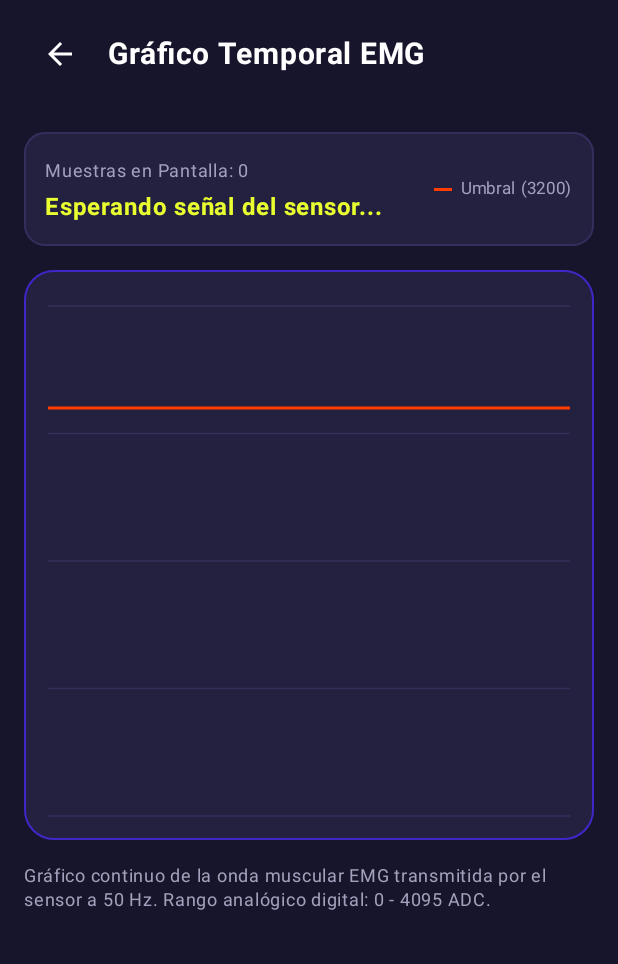
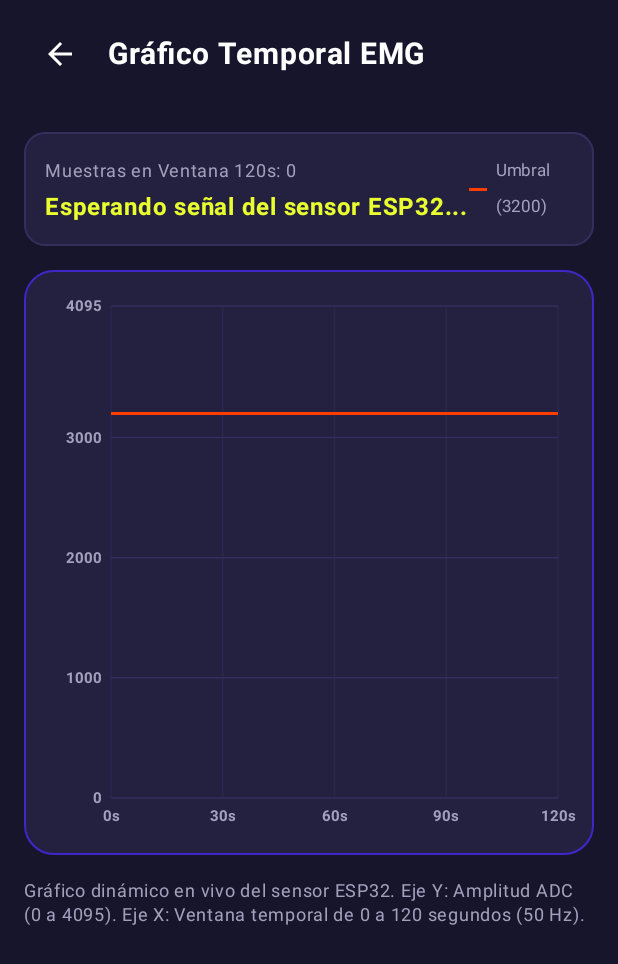
Before and after one commit to herediamilcar-glitch/LessionAmilcar, an Android app built with Jetpack Compose: the ChartScreen screen opened through its navigation route, on a phone screen of 412 x 824 dp. Shown: the top 964 px of the screen. Run offline under Robolectric (Android 15) with nearby library versions, the phone set to English and light mode, and no system bars; our stand-ins replace Room's generated code.

Commit message:
Configure EMG chart axes: Y axis 0 to 4095 ADC, X axis 0 to 120 seconds with gridlines and labels

```diff
--- a/app/src/main/java/com/example/lession/ui/screens/ChartScreen.kt
+++ b/app/src/main/java/com/example/lession/ui/screens/ChartScreen.kt
@@ -25,7 +25,10 @@ import androidx.compose.ui.graphics.Color
 import androidx.compose.ui.graphics.Path
 import androidx.compose.ui.graphics.StrokeCap
 import androidx.compose.ui.graphics.drawscope.Stroke
+import androidx.compose.ui.text.TextStyle
+import androidx.compose.ui.text.drawText
 import androidx.compose.ui.text.font.FontWeight
+import androidx.compose.ui.text.rememberTextMeasurer
 import androidx.compose.ui.unit.dp
 import androidx.compose.ui.unit.sp
 import com.example.lession.ble.EmgReading
@@ -69,12 +72,12 @@ fun ChartScreen(
                 ) {
                     Column {
                         Text(
-                            text = "Muestras en Pantalla: ${readings.size}",
+                            text = "Muestras en Ventana 120s: ${readings.size}",
                             fontSize = 12.sp,
                             color = LessionTextMuted,
                         )
                         Text(
-                            text = if (readings.isNotEmpty()) "Lectura Sensor: ${readings.last().adcValue} ADC" else "Esperando señal del sensor...",
+                            text = if (readings.isNotEmpty()) "Sensor: ${readings.last().adcValue} ADC" else "Esperando señal del sensor ESP32...",
                             fontSize = 16.sp,
                             fontWeight = FontWeight.Bold,
                             color = LessionLimeAccent,
@@ -100,11 +103,11 @@ fun ChartScreen(
 
             Spacer(modifier = Modifier.height(16.dp))
 
-            // Canvas Line Chart Box
+            // Canvas Line Chart Box with labeled X and Y axes
             Card(
                 modifier = Modifier
                     .fillMaxWidth()
-                    .height(380.dp),
+                    .height(390.dp),
                 colors = CardDefaults.cardColors(containerColor = LessionCardDark),
                 shape = RoundedCornerShape(20.dp),
                 border = androidx.compose.foundation.BorderStroke(1.dp, LessionPurplePrimary),
@@ -112,7 +115,7 @@ fun ChartScreen(
                 Box(
                     modifier = Modifier
                         .fillMaxSize()
-                        .padding(16.dp)
+                        .padding(12.dp)
                 ) {
                     EmgLineCanvasChart(
                         readings = readings,
@@ -126,7 +129,7 @@ fun ChartScreen(
 
             // Chart Guidance
             Text(
-                text = "Gráfico continuo de la onda muscular EMG transmitida por el sensor a 50 Hz. Rango analógico digital: 0 - 4095 ADC.",
+                text = "Gráfico dinámico en vivo del sensor ESP32. Eje Y: Amplitud ADC (0 a 4095). Eje X: Ventana temporal de 0 a 120 segundos (50 Hz).",
                 fontSize = 12.sp,
                 color = LessionTextMuted,
                 lineHeight = 16.sp,
@@ -141,45 +144,106 @@ fun EmgLineCanvasChart(
     alertThreshold: Int,
     modifier: Modifier = Modifier,
 ) {
+    val textMeasurer = rememberTextMeasurer()
+
     Canvas(modifier = modifier) {
-        val width = size.width
-        val height = size.height
+        val fullWidth = size.width
+        val fullHeight = size.height
 
-        // Draw Background Gridlines (0, 1000, 2000, 3000, 4000)
-        val gridLevels = listOf(0, 1000, 2000, 3000, 4000)
-        gridLevels.forEach { level ->
-            val y = height - (level / 4095f) * height
+        // Axis paddings
+        val paddingLeft = 46.dp.toPx()
+        val paddingBottom = 26.dp.toPx()
+        val paddingTop = 12.dp.toPx()
+        val paddingRight = 12.dp.toPx()
+
+        val chartWidth = fullWidth - paddingLeft - paddingRight
+        val chartHeight = fullHeight - paddingTop - paddingBottom
+
+        val axisTextStyle = TextStyle(
+            color = LessionTextMuted,
+            fontSize = 10.sp,
+            fontWeight = FontWeight.Bold,
+        )
+
+        // 1. Draw Y-Axis Gridlines & Labels (0, 1000, 2000, 3000, 4095 ADC)
+        val yGridLevels = listOf(0, 1000, 2000, 3000, 4095)
+        yGridLevels.forEach { level ->
+            val normY = level / 4095f
+            val y = paddingTop + chartHeight * (1f - normY)
+
+            // Horizontal Gridline
             drawLine(
                 color = LessionCardBorder,
-                start = Offset(0f, y),
-                end = Offset(width, y),
+                start = Offset(paddingLeft, y),
+                end = Offset(paddingLeft + chartWidth, y),
                 strokeWidth = 1.dp.toPx(),
+            )
+
+            // Y-Axis Text Label
+            val labelText = "$level"
+            val textLayout = textMeasurer.measure(labelText, style = axisTextStyle)
+            drawText(
+                textLayoutResult = textLayout,
+                topLeft = Offset(paddingLeft - textLayout.size.width - 6.dp.toPx(), y - textLayout.size.height / 2f)
+            )
+        }
+
+        // 2. Draw X-Axis Labels (0s, 30s, 60s, 90s, 120s)
+        val xTimeTicks = listOf("0s", "30s", "60s", "90s", "120s")
+        val tickCount = xTimeTicks.size
+        xTimeTicks.forEachIndexed { index, tickText ->
+            val fraction = index / (tickCount - 1).toFloat()
+            val x = paddingLeft + chartWidth * fraction
+
+            // Vertical Gridline
+            drawLine(
+                color = LessionCardBorder.copy(alpha = 0.5f),
+                start = Offset(x, paddingTop),
+                end = Offset(x, paddingTop + chartHeight),
+                strokeWidth = 1.dp.toPx(),
+            )
+
+            // X-Axis Text Label
+            val textLayout = textMeasurer.measure(tickText, style = axisTextStyle)
+            drawText(
+                textLayoutResult = textLayout,
+                topLeft = Offset(x - textLayout.size.width / 2f, paddingTop + chartHeight + 6.dp.toPx())
             )
         }
 
         // Draw Threshold Line (Alert Red)
-        val thresholdY = height - (alertThreshold / 4095f) * height
+        val thresholdNormY = alertThreshold / 4095f
+        val thresholdY = paddingTop + chartHeight * (1f - thresholdNormY)
         drawLine(
             color = LessionAlertRed,
-            start = Offset(0f, thresholdY),
-            end = Offset(width, thresholdY),
+            start = Offset(paddingLeft, thresholdY),
+            end = Offset(paddingLeft + chartWidth, thresholdY),
             strokeWidth = 2.dp.toPx(),
         )
 
         if (readings.size < 2) return@Canvas
 
-        val stepX = width / (readings.size - 1).coerceAtLeast(1)
+        // 3. Map Waveform Points across the 120s Window
         val path = Path()
         val fillPath = Path()
 
+        val firstTimestamp = readings.first().timestampMs
+
         readings.forEachIndexed { index, reading ->
-            val x = index * stepX
-            val normalizedY = (reading.adcValue / 4095f).coerceIn(0f, 1f)
-            val y = height - (normalizedY * height)
+            val elapsedSec = ((reading.timestampMs - firstTimestamp) / 1000f).coerceIn(0f, 120f)
+            val fractionX = if (readings.size == 1) 0f else (elapsedSec / 120f).coerceIn(0f, 1f)
+
+            // Also fallback to index-based distribution if timestamp range is short
+            val indexFractionX = index / (readings.size - 1).toFloat()
+            val finalFractionX = if (readings.last().timestampMs - firstTimestamp < 1000) indexFractionX else fractionX
+
+            val x = paddingLeft + chartWidth * finalFractionX
+            val normY = (reading.adcValue / 4095f).coerceIn(0f, 1f)
+            val y = paddingTop + chartHeight * (1f - normY)
 
             if (index == 0) {
                 path.moveTo(x, y)
-                fillPath.moveTo(x, height)
+                fillPath.moveTo(x, paddingTop + chartHeight)
                 fillPath.lineTo(x, y)
             } else {
                 path.lineTo(x, y)
@@ -187,15 +251,15 @@ fun EmgLineCanvasChart(
             }
 
             if (index == readings.size - 1) {
-                fillPath.lineTo(x, height)
+                fillPath.lineTo(x, paddingTop + chartHeight)
                 fillPath.close()
             }
 
-            // Highlight points exceeding threshold
+            // Highlight points exceeding alert threshold
             if (reading.adcValue >= alertThreshold) {
                 drawCircle(
                     color = LessionAlertRed,
-                    radius = 4.dp.toPx(),
+                    radius = 3.5.dp.toPx(),
                     center = Offset(x, y),
                 )
             }
@@ -208,7 +272,9 @@ fun EmgLineCanvasChart(
                 colors = listOf(
                     LessionLimeAccent.copy(alpha = 0.25f),
                     Color.Transparent,
-                )
+                ),
+                startY = paddingTop,
+                endY = paddingTop + chartHeight,
             ),
         )
 
@@ -217,15 +283,17 @@ fun EmgLineCanvasChart(
             path = path,
             color = LessionLimeAccent,
             style = Stroke(
-                width = 3.dp.toPx(),
+                width = 2.5.dp.toPx(),
                 cap = StrokeCap.Round,
             ),
         )
 
-        // Draw pulse dot at current (latest) point
+        // Draw Live Point Marker at the tip of the waveform
         val lastReading = readings.last()
-        val lastX = (readings.size - 1) * stepX
-        val lastY = height - ((lastReading.adcValue / 4095f).coerceIn(0f, 1f) * height)
+        val lastElapsedSec = ((lastReading.timestampMs - firstTimestamp) / 1000f).coerceIn(0f, 120f)
+        val lastFractionX = if (readings.last().timestampMs - firstTimestamp < 1000) 1f else (lastElapsedSec / 120f).coerceIn(0f, 1f)
+        val lastX = paddingLeft + chartWidth * lastFractionX
+        val lastY = paddingTop + chartHeight * (1f - (lastReading.adcValue / 4095f).coerceIn(0f, 1f))
 
         drawCircle(
             color = LessionLimeAccent,
```
Also changed, not shown: 2 other files.
